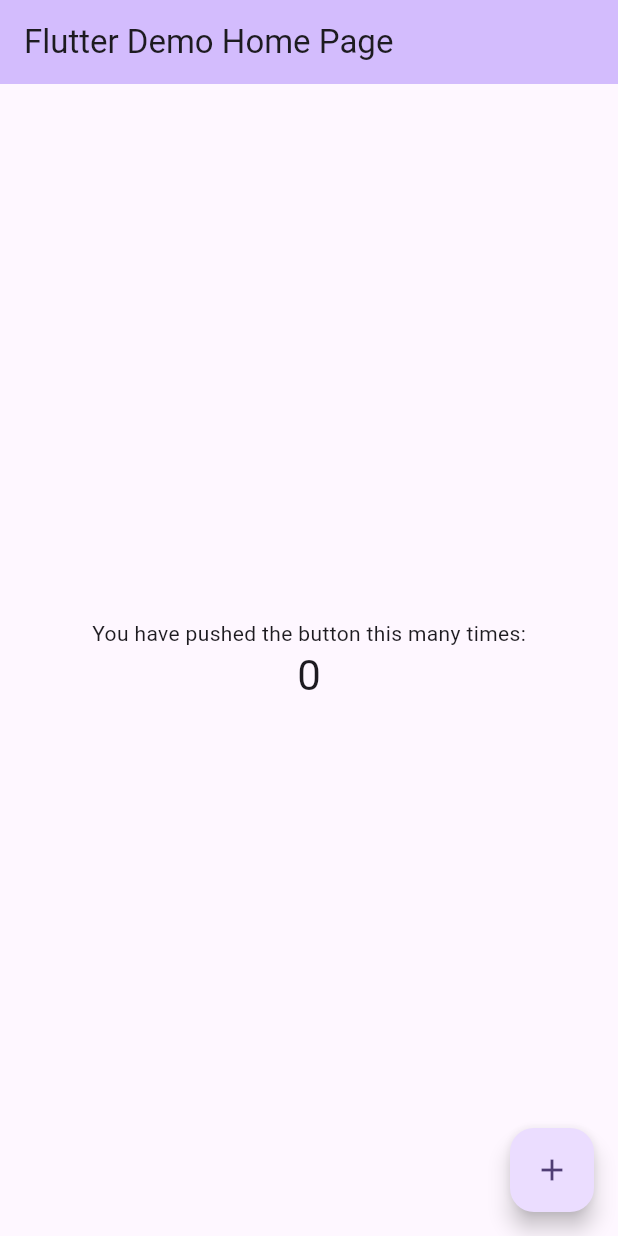
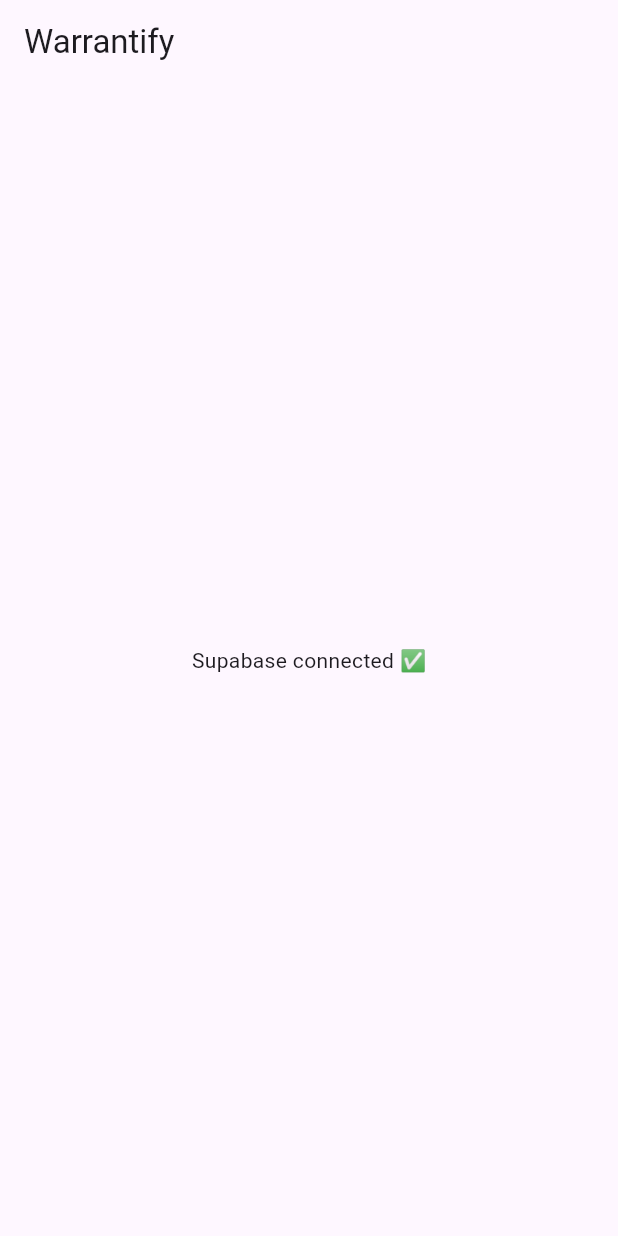
Before and after one commit to Tamilselvan-2007/warrantify, a Flutter app: the screen it shows after launch, on a phone screen of 412 x 824 dp. Run offline on Flutter 3.47's test engine with Material 3 defaults, Android fonts, the phone set to English and light mode, and no system bars; our stand-ins replace flutter_dotenv, supabase_flutter; accounts and stored records are empty.

Commit message:
Refactor main function and app structure
Refactor main function to initialize Supabase and load environment variables. Update the app structure to use WarrantifyApp instead of MyApp.

```diff
--- a/lib/main.dart
+++ b/lib/main.dart
@@ -1,121 +1,31 @@
 import 'package:flutter/material.dart';
+import 'package:flutter_dotenv/flutter_dotenv.dart';
+import 'package:supabase_flutter/supabase_flutter.dart';
 
-void main() {
-  runApp(const MyApp());
+Future<void> main() async {
+  WidgetsFlutterBinding.ensureInitialized();
+  await dotenv.load(fileName: ".env");
+
+  await Supabase.initialize(
+    url: dotenv.env['SUPABASE_URL']!,
+    anonKey: dotenv.env['SUPABASE_ANON_KEY']!,
+  );
+
+  runApp(const WarrantifyApp());
 }
 
-class MyApp extends StatelessWidget {
-  const MyApp({super.key});
+final supabase = Supabase.instance.client;
 
-  // This widget is the root of your application.
+class WarrantifyApp extends StatelessWidget {
+  const WarrantifyApp({super.key});
+
   @override
   Widget build(BuildContext context) {
     return MaterialApp(
-      title: 'Flutter Demo',
-      theme: ThemeData(
-        // This is the theme of your application.
-        //
-        // TRY THIS: Try running your application with "flutter run". You'll see
-        // the application has a purple toolbar. Then, without quitting the app,
-        // try changing the seedColor in the colorScheme below to Colors.green
-        // and then invoke "hot reload" (save your changes or press the "hot
-        // reload" button in a Flutter-supported IDE, or press "r" if you used
-        // the command line to start the app).
-        //
-        // Notice that the counter didn't reset back to zero; the application
-        // state is not lost during the reload. To reset the state, use hot
-        // restart instead.
-        //
-        // This works for code too, not just values: Most code changes can be
-        // tested with just a hot reload.
-        colorScheme: .fromSeed(seedColor: Colors.deepPurple),
-      ),
-      home: const MyHomePage(title: 'Flutter Demo Home Page'),
-    );
-  }
-}
-
-class MyHomePage extends StatefulWidget {
-  const MyHomePage({super.key, required this.title});
-
-  // This widget is the home page of your application. It is stateful, meaning
-  // that it has a State object (defined below) that contains fields that affect
-  // how it looks.
-
-  // This class is the configuration for the state. It holds the values (in this
-  // case the title) provided by the parent (in this case the App widget) and
-  // used by the build method of the State. Fields in a Widget subclass are
-  // always marked "final".
-
-  final String title;
-
-  @override
-  State<MyHomePage> createState() => _MyHomePageState();
-}
-
-class _MyHomePageState extends State<MyHomePage> {
-  int _counter = 0;
-
-  void _incrementCounter() {
-    setState(() {
-      // This call to setState tells the Flutter framework that something has
-      // changed in this State, which causes it to rerun the build method below
-      // so that the display can reflect the updated values. If we changed
-      // _counter without calling setState(), then the build method would not be
-      // called again, and so nothing would appear to happen.
-      _counter++;
-    });
-  }
-
-  @override
-  Widget build(BuildContext context) {
-    // This method is rerun every time setState is called, for instance as done
-    // by the _incrementCounter method above.
-    //
-    // The Flutter framework has been optimized to make rerunning build methods
-    // fast, so that you can just rebuild anything that needs updating rather
-    // than having to individually change instances of widgets.
-    return Scaffold(
-      appBar: AppBar(
-        // TRY THIS: Try changing the color here to a specific color (to
-        // Colors.amber, perhaps?) and trigger a hot reload to see the AppBar
-        // change color while the other colors stay the same.
-        backgroundColor: Theme.of(context).colorScheme.inversePrimary,
-        // Here we take the value from the MyHomePage object that was created by
-        // the App.build method, and use it to set our appbar title.
-        title: Text(widget.title),
-      ),
-      body: Center(
-        // Center is a layout widget. It takes a single child and positions it
-        // in the middle of the parent.
-        child: Column(
-          // Column is also a layout widget. It takes a list of children and
-          // arranges them vertically. By default, it sizes itself to fit its
-          // children horizontally, and tries to be as tall as its parent.
-          //
-          // Column has various properties to control how it sizes itself and
-          // how it positions its children. Here we use mainAxisAlignment to
-          // center the children vertically; the main axis here is the vertical
-          // axis because Columns are vertical (the cross axis would be
-          // horizontal).
-          //
-          // TRY THIS: Invoke "debug painting" (choose the "Toggle Debug Paint"
-          // action in the IDE, or press "p" in the console), to see the
-          // wireframe for each widget.
-          mainAxisAlignment: .center,
-          children: [
-            const Text('You have pushed the button this many times:'),
-            Text(
-              '$_counter',
-              style: Theme.of(context).textTheme.headlineMedium,
-            ),
-          ],
-        ),
-      ),
-      floatingActionButton: FloatingActionButton(
-        onPressed: _incrementCounter,
-        tooltip: 'Increment',
-        child: const Icon(Icons.add),
+      title: 'Warrantify',
+      home: Scaffold(
+        appBar: AppBar(title: const Text('Warrantify')),
+        body: const Center(child: Text('Supabase connected ✅')),
       ),
     );
   }
```
